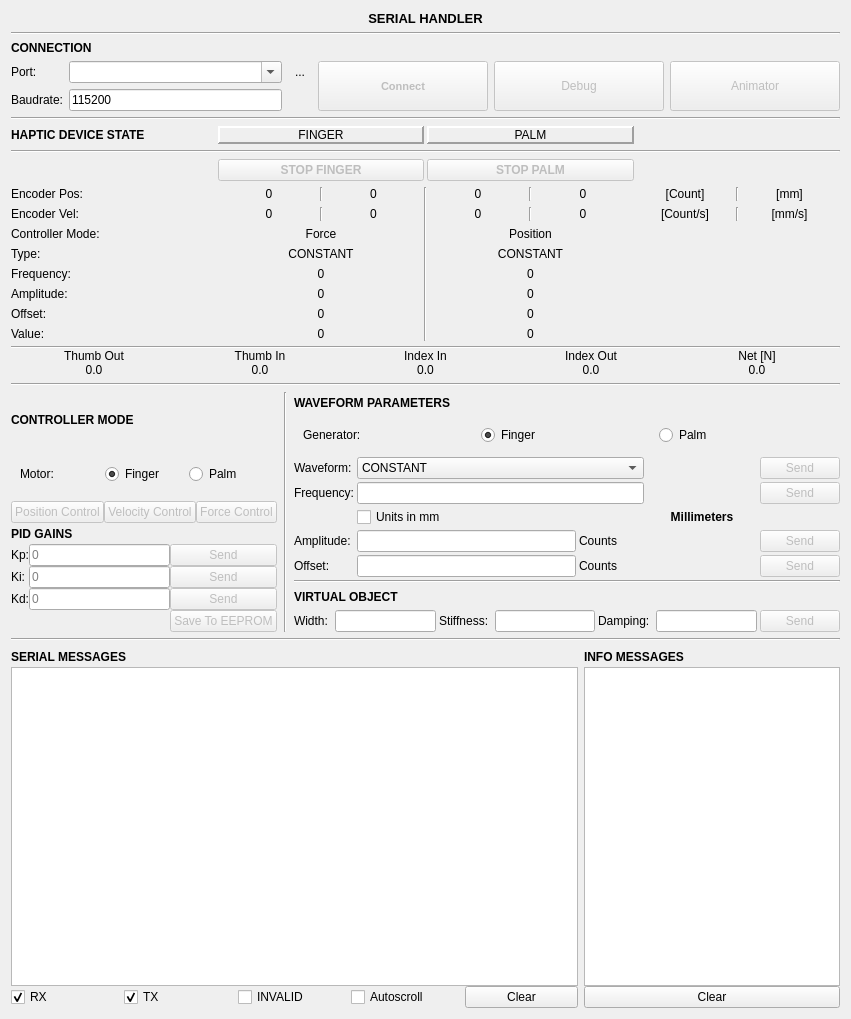
First picture: the form in Desktop App/UI/serial_handler.ui, repository bataseven/Haptic-Device, before the edit.
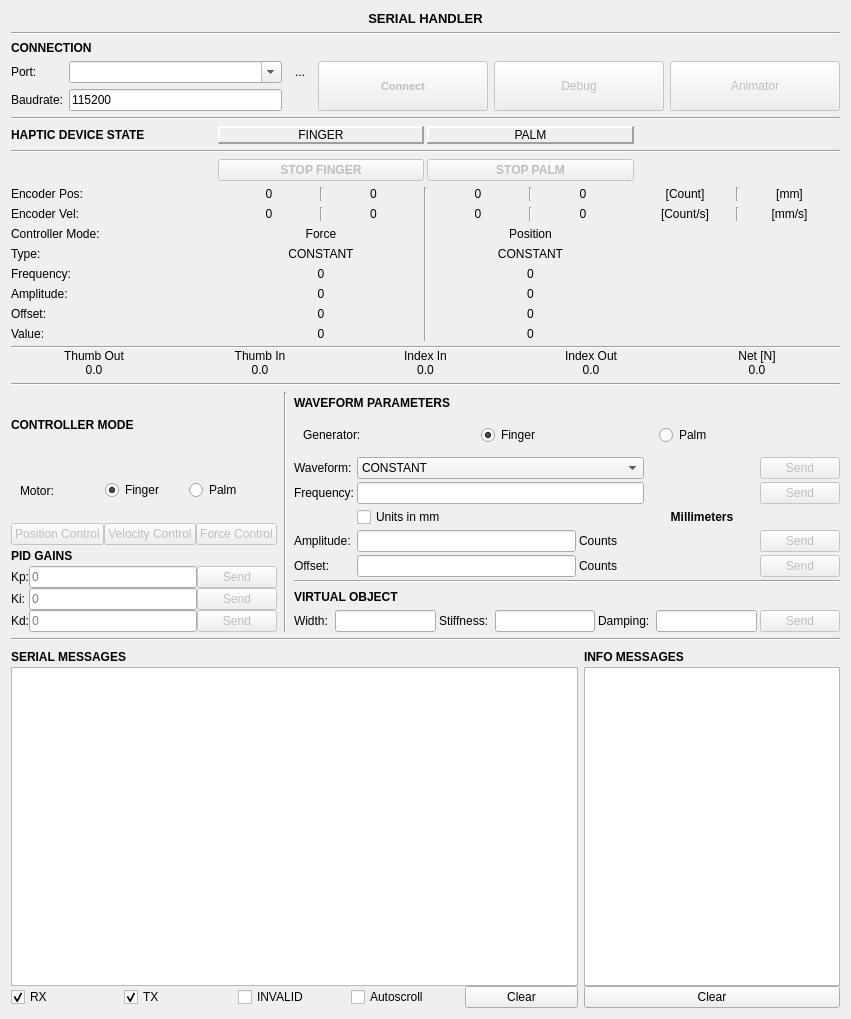
Second picture: the form after the edit. Icons and pictures are not drawn.

Commit message: Clean up the repository and document setup and the serial protocol

```diff
--- a/Desktop App/UI/serial_handler.ui
+++ b/Desktop App/UI/serial_handler.ui
@@ -1088,16 +1088,6 @@
            </property>
           </widget>
          </item>
-         <item row="3" column="2">
-          <widget class="QPushButton" name="saveEEPROMButton">
-           <property name="enabled">
-            <bool>false</bool>
-           </property>
-           <property name="text">
-            <string>Save To EEPROM</string>
-           </property>
-          </widget>
-         </item>
         </layout>
        </item>
       </layout>
```
The commit also changes 646 other files.
